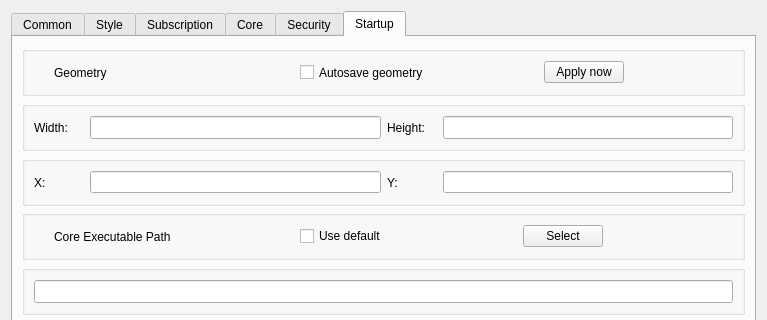
The window that include/ui/setting/dialog_basic_settings.ui (qr243vbi/nekobox) describes before a commit, drawn with Qt 5; both pictures show x 0 to 767 and y 0 to 320 of the 767 by 472 pixel window.
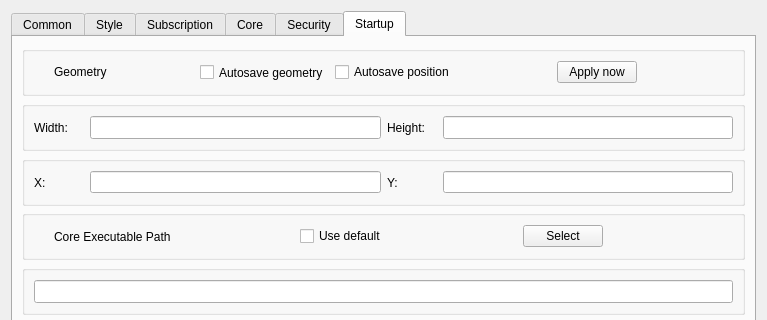
The same window after the commit. The open tabs and pages were chosen to show the change. Custom widgets are drawn as their Qt base class.

Patch:
```diff
--- a/include/ui/setting/dialog_basic_settings.ui
+++ b/include/ui/setting/dialog_basic_settings.ui
@@ -880,9 +880,15 @@
           </item>
           <item>
            <widget class="QLabel" name="label_24">
+            <property name="sizePolicy">
+             <sizepolicy hsizetype="Preferred" vsizetype="Fixed">
+              <horstretch>0</horstretch>
+              <verstretch>0</verstretch>
+             </sizepolicy>
+            </property>
             <property name="minimumSize">
              <size>
-              <width>200</width>
+              <width>100</width>
               <height>0</height>
              </size>
             </property>
@@ -920,6 +926,13 @@
             </property>
            </widget>
           </item>
+          <item>
+           <widget class="QCheckBox" name="save_position">
+            <property name="text">
+             <string>Autosave position</string>
+            </property>
+           </widget>
+          </item>
           <item>
            <spacer name="horizontalSpacer_12">
             <property name="orientation">
```
Left out of the diff: 2 changed lines with no effect on the pictures.
